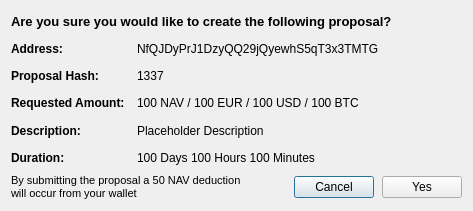
This is src/qt/forms/sendcommunityfunddialog.ui in navcoin/navcoin-core as Qt 5 draws it before an edit. The edited form follows.
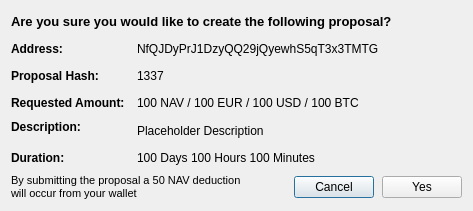
This is the edited form.

Commit message: Proposal/payment request description wraps correctly

Patch:
```diff
--- a/src/qt/forms/sendcommunityfunddialog.ui
+++ b/src/qt/forms/sendcommunityfunddialog.ui
@@ -10,12 +10,21 @@
     <height>211</height>
    </rect>
   </property>
+  <property name="sizePolicy">
+   <sizepolicy hsizetype="Preferred" vsizetype="Expanding">
+    <horstretch>0</horstretch>
+    <verstretch>0</verstretch>
+   </sizepolicy>
+  </property>
   <property name="windowTitle">
    <string>Confirm Proposal Details</string>
   </property>
   <layout class="QVBoxLayout" name="verticalLayout_2">
    <item>
     <layout class="QVBoxLayout" name="verticalLayoutCommunityFundDialog">
+     <property name="sizeConstraint">
+      <enum>QLayout::SetMinimumSize</enum>
+     </property>
      <item>
       <widget class="QLabel" name="labelQuestionTitle">
        <property name="font">
@@ -171,10 +180,13 @@
      </item>
      <item>
       <layout class="QHBoxLayout" name="horizontalLayoutDescription">
+       <property name="sizeConstraint">
+        <enum>QLayout::SetMinimumSize</enum>
+       </property>
        <item>
         <widget class="QLabel" name="labelDescriptionTitle">
          <property name="sizePolicy">
-          <sizepolicy hsizetype="Fixed" vsizetype="Preferred">
+          <sizepolicy hsizetype="Fixed" vsizetype="Minimum">
            <horstretch>0</horstretch>
            <verstretch>0</verstretch>
           </sizepolicy>
@@ -200,6 +212,9 @@
          <property name="text">
           <string>Description:</string>
          </property>
+         <property name="alignment">
+          <set>Qt::AlignLeading|Qt::AlignLeft|Qt::AlignTop</set>
+         </property>
         </widget>
        </item>
        <item>
```
Left out of the diff: 9 changed lines with no effect on the pictures. The commit also changes 1 other file.
